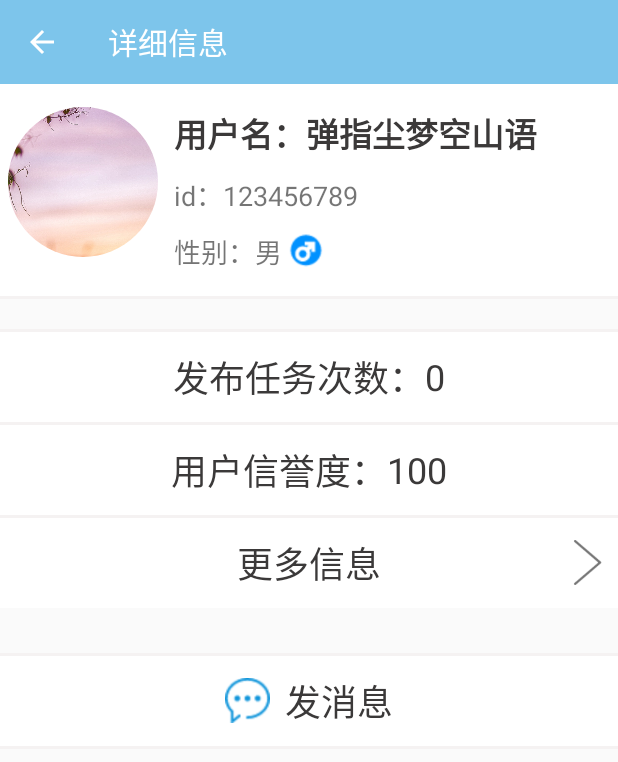
After one commit to hzyb1/ExpressHelp, an Android app: the SpecificUserInfoActivity screen opened directly, with no data from a screen before it, on a phone screen of 412 x 824 dp. The commit adds this screen. Shown: the top 762 px of the screen. Run offline under Robolectric (Android 15) with nearby library versions, the phone set to English and light mode, and no system bars; our stand-ins replace CircleImageView.

Commit message:
basically complete myinfo

```diff
--- a/app/src/main/AndroidManifest.xml
+++ b/app/src/main/AndroidManifest.xml
@@ -20,7 +20,8 @@
         <activity android:name=".HomeActivity" />
         <activity android:name=".SubmitOrderActivity" />
         <activity android:name=".AdminLoginActivity" />
-        <activity android:name=".MyOrderActivity"></activity>
+        <activity android:name=".MyOrderActivity" />
+        <activity android:name=".SpecificUserInfoActivity"></activity>
     </application>
 
 </manifest>
--- /dev/null
+++ b/app/src/main/java/com/example/a14574/expresshelp/SpecificUserInfoActivity.java
@@ -0,0 +1,33 @@
+package com.example.a14574.expresshelp;
+
+import android.support.v7.app.ActionBar;
+import android.support.v7.app.AppCompatActivity;
+import android.os.Bundle;
+import android.support.v7.widget.Toolbar;
+import android.view.MenuItem;
+
+public class SpecificUserInfoActivity extends AppCompatActivity {
+
+    private Toolbar toolbar;
+    @Override
+    protected void onCreate(Bundle savedInstanceState) {
+        super.onCreate(savedInstanceState);
+        setContentView(R.layout.activity_specific_user_info);
+        toolbar = (Toolbar) findViewById(R.id.toolbar);
+        toolbar.setTitle("详细信息");
+        setSupportActionBar(toolbar);
+        ActionBar actionBar = getSupportActionBar();
+        if(actionBar!=null){
+            actionBar.setDisplayHomeAsUpEnabled(true);
+        }
+    }
+    @Override
+    public boolean onOptionsItemSelected(MenuItem item) {
+        switch (item.getItemId()){
+            case android.R.id.home:
+                finish();
+                return true;
+        }
+        return super.onOptionsItemSelected(item);
+    }
+}
--- a/app/src/main/java/fragment/MyInfoFragment.java
+++ b/app/src/main/java/fragment/MyInfoFragment.java
@@ -16,6 +16,7 @@ import android.widget.TextView;
 import com.bumptech.glide.Glide;
 import com.example.a14574.expresshelp.MyOrderActivity;
 import com.example.a14574.expresshelp.R;
+import com.example.a14574.expresshelp.SpecificUserInfoActivity;
 
 import de.hdodenhof.circleimageview.CircleImageView;
 
@@ -39,6 +40,8 @@ public class MyInfoFragment extends Fragment implements View.OnClickListener{
 
     private TextView finish;
     private ImageView finish_image;
+
+    private Button toSpecificInfo;  //去查看详情页面
     @Nullable
     @Override
     public View onCreateView(@NonNull LayoutInflater inflater, @Nullable ViewGroup container, @Nullable final Bundle savedInstanceState) {
@@ -53,6 +56,14 @@ public class MyInfoFragment extends Fragment implements View.OnClickListener{
         });
         headImage = (CircleImageView) view.findViewById(R.id.head_image);
         Glide.with(getContext()).load(R.drawable.temp_head2).into(headImage);
+        toSpecificInfo = (Button) view.findViewById(R.id.to_specific_info);
+        toSpecificInfo.setOnClickListener(new View.OnClickListener() {
+            @Override
+            public void onClick(View view) {
+                Intent intent = new Intent(MyInfoFragment.this.getActivity(),SpecificUserInfoActivity.class);
+                startActivity(intent);
+            }
+        });
         return view;
     }
     private void initEvents(){
--- /dev/null
+++ b/app/src/main/res/drawable/layout_selector.xml
@@ -0,0 +1,6 @@
+<?xml version="1.0" encoding="utf-8"?>
+<selector xmlns:android="http://schemas.android.com/apk/res/android">
+    <item android:state_focused="true" android:drawable="@color/transparent_grey"/>
+    <item android:state_pressed="true" android:drawable="@color/transparent_grey" />
+    <item android:drawable="@color/white"/>
+</selector>
--- /dev/null
+++ b/app/src/main/res/layout/activity_specific_user_info.xml
@@ -0,0 +1,234 @@
+<?xml version="1.0" encoding="utf-8"?>
+<LinearLayout xmlns:android="http://schemas.android.com/apk/res/android"
+    xmlns:app="http://schemas.android.com/apk/res-auto"
+    xmlns:tools="http://schemas.android.com/tools"
+    android:layout_width="match_parent"
+    android:layout_height="match_parent"
+    android:orientation="vertical"
+    tools:context=".SpecificUserInfoActivity">
+    <android.support.v7.widget.Toolbar
+        android:id="@+id/toolbar"
+        android:layout_width="match_parent"
+        android:layout_height="?attr/actionBarSize"
+        android:background="?attr/colorPrimary"
+        android:theme="@style/ThemeOverlay.AppCompat.Dark.ActionBar"
+        app:popupTheme="@style/ThemeOverlay.AppCompat.Light"
+        />
+    <LinearLayout
+        android:padding="5dp"
+        android:layout_width="match_parent"
+        android:layout_height="wrap_content"
+        android:orientation="horizontal"
+        android:clickable="true"
+        android:background="@drawable/layout_selector">
+        <de.hdodenhof.circleimageview.CircleImageView
+            android:id="@+id/head_image"
+            android:layout_width="100dp"
+            android:layout_height="120dp"
+            android:src="@drawable/temp_head"/>
+        <LinearLayout
+            android:padding="5dp"
+            android:layout_width="0dp"
+            android:layout_height="wrap_content"
+            android:layout_weight="1"
+            android:orientation="vertical">
+            <LinearLayout
+                android:padding="5dp"
+                android:layout_width="match_parent"
+                android:layout_height="wrap_content"
+                android:orientation="horizontal">
+                <TextView
+                    android:layout_width="wrap_content"
+                    android:layout_height="wrap_content"
+                    android:textSize="22sp"
+                    android:text="@string/username_tv"
+                    android:textStyle="bold"
+                    android:textColor="@color/black"/>
+                <TextView
+                    android:id="@+id/user_name"
+                    android:layout_width="wrap_content"
+                    android:layout_height="wrap_content"
+                    android:textSize="22sp"
+                    android:text="@string/temp_username"
+                    android:textStyle="bold"
+                    android:textColor="@color/black"/>
+            </LinearLayout>
+            <LinearLayout
+                android:padding="5dp"
+                android:layout_width="match_parent"
+                android:layout_height="wrap_content"
+                android:orientation="horizontal">
+                <TextView
+                    android:layout_width="wrap_content"
+                    android:layout_height="wrap_content"
+                    android:textSize="18sp"
+                    android:text="@string/id_tv"/>
+                <TextView
+                    android:layout_width="wrap_content"
+                    android:layout_height="wrap_content"
+                    android:textSize="18sp"
+                    android:text="@string/temp_id"/>
+            </LinearLayout>
+            <LinearLayout
+                android:padding="5dp"
+                android:layout_width="match_parent"
+                android:layout_height="wrap_content"
+                android:orientation="horizontal">
+                <TextView
+                    android:layout_width="wrap_content"
+                    android:layout_height="wrap_content"
+                    android:textSize="18sp"
+                    android:text="@string/sex_tv"/>
+                <TextView
+                    android:id="@+id/sex"
+                    android:layout_width="wrap_content"
+                    android:layout_height="wrap_content"
+                    android:textSize="18sp"
+                    android:text="@string/temp_sex"/>
+
+                <ImageView
+                    android:layout_width="wrap_content"
+                    android:layout_height="26dp"
+                    android:src="@drawable/male" />
+            </LinearLayout>
+
+        </LinearLayout>
+    </LinearLayout>
+    <View
+        android:layout_width="match_parent"
+        android:layout_height="2dp"
+        android:background="@color/transparent_grey">
+    </View>
+
+    <View
+        android:layout_marginTop="20dp"
+        android:layout_width="match_parent"
+        android:layout_height="2dp"
+        android:background="@color/transparent_grey">
+    </View>
+
+    <LinearLayout
+        android:padding="10dp"
+        android:layout_width="match_parent"
+        android:layout_height="60dp"
+        android:orientation="horizontal"
+        android:clickable="true"
+        android:gravity="center"
+        android:background="@drawable/layout_selector"
+        >
+        <TextView
+            android:text="@string/submit_times"
+            android:textSize="24sp"
+            android:layout_width="wrap_content"
+            android:layout_height="wrap_content"
+            android:textColor="@color/black"/>
+
+        <TextView
+            android:layout_width="wrap_content"
+            android:layout_height="wrap_content"
+            android:textSize="24sp"
+            android:id="@+id/submit_times"
+            android:textColor="@color/black"
+            android:text="0"/>
+
+    </LinearLayout>
+
+    <View
+        android:layout_width="match_parent"
+        android:layout_height="2dp"
+        android:background="@color/transparent_grey">
+    </View>
+
+    <LinearLayout
+        android:padding="5dp"
+        android:layout_width="match_parent"
+        android:layout_height="60dp"
+        android:orientation="horizontal"
+        android:clickable="true"
+        android:gravity="center"
+        android:background="@drawable/layout_selector">
+        <TextView
+            android:text="@string/user_credit"
+            android:textSize="24sp"
+            android:layout_width="wrap_content"
+            android:layout_height="wrap_content"
+            android:textColor="@color/black"/>
+
+        <TextView
+            android:layout_width="wrap_content"
+            android:layout_height="wrap_content"
+            android:textSize="24sp"
+            android:id="@+id/user_credit"
+            android:textColor="@color/black"
+            android:text="100"/>
+
+    </LinearLayout>
+    <View
+        android:layout_width="match_parent"
+        android:layout_height="2dp"
+        android:background="@color/transparent_grey">
+    </View>
+    <RelativeLayout
+        android:id="@+id/more_info"
+        android:padding="5dp"
+        android:layout_width="match_parent"
+        android:layout_height="60dp"
+        android:clickable="true"
+        android:background="@drawable/layout_selector">
+        <TextView
+            android:text="@string/more_info"
+            android:textSize="24sp"
+            android:layout_width="wrap_content"
+            android:layout_height="wrap_content"
+            android:textColor="@color/black"
+            android:layout_centerVertical="true"
+            android:layout_centerHorizontal="true"/>
+        <Button
+            android:layout_width="30dp"
+            android:layout_height="30dp"
+            android:background="@drawable/arrow_normal"
+            android:layout_centerVertical="true"
+            android:layout_alignParentRight="true"
+            android:layout_gravity="center" />
+
+    </RelativeLayout>
+
+    <View
+        android:layout_marginTop="30dp"
+        android:layout_width="match_parent"
+        android:layout_height="2dp"
+        android:background="@color/transparent_grey">
+    </View>
+    <LinearLayout
+        android:id="@+id/send_message"
+        android:padding="5dp"
+        android:layout_width="match_parent"
+        android:layout_height="60dp"
+        android:orientation="horizontal"
+        android:clickable="true"
+        android:gravity="center"
+        android:background="@drawable/layout_selector">
+        <Button
+            android:layout_width="30dp"
+            android:layout_height="30dp"
+            android:background="@drawable/send_message"
+            android:layout_centerVertical="true"
+            android:layout_alignParentRight="true"
+            android:layout_gravity="center" />
+
+        <TextView
+            android:layout_marginLeft="10dp"
+            android:text="@string/send_message"
+            android:textSize="24sp"
+            android:layout_width="wrap_content"
+            android:layout_height="wrap_content"
+            android:textColor="@color/black"/>
+
+    </LinearLayout>
+    <View
+        android:layout_width="match_parent"
+        android:layout_height="2dp"
+        android:background="@color/transparent_grey">
+    </View>
+
+</LinearLayout>
--- a/app/src/main/res/layout/fragment_my_info.xml
+++ b/app/src/main/res/layout/fragment_my_info.xml
@@ -53,6 +53,7 @@
                 android:text="id:1321311312"/>
         </LinearLayout>
         <Button
+            android:id="@+id/to_specific_info"
             android:layout_width="30dp"
             android:layout_height="30dp"
             android:background="@drawable/head_btn_selector"
--- a/app/src/main/res/values/colors.xml
+++ b/app/src/main/res/values/colors.xml
@@ -11,4 +11,6 @@
     <color name="login_button">#00BFFF</color>
     <color name="separate_line">#E6E6FA</color>
     <color name="order_selected_color">#f9a3c2</color>
+    <color name="transparent_grey">#ddf5f2f2</color>
+    <color name="black">#3b3939</color>
 </resources>
--- a/app/src/main/res/values/strings.xml
+++ b/app/src/main/res/values/strings.xml
@@ -44,4 +44,16 @@
     <string name="minute">分</string>
     <string name="end_time">结束时间：</string>
     <string name="money_unit">￥</string>
+
+    <string name="username_tv">用户名：</string>
+    <string name="temp_username">弹指尘梦空山语</string>
+    <string name="id_tv">id：</string>
+    <string name="temp_id">123456789</string>
+    <string name="sex_tv">性别：</string>
+    <string name="temp_sex">男</string>
+
+    <string name="submit_times">发布任务次数：</string>
+    <string name="user_credit">用户信誉度：</string>
+    <string name="more_info">更多信息</string>
+    <string name="send_message">发消息</string>
 </resources>
--- a/gradle.properties
+++ b/gradle.properties
@@ -16,3 +16,7 @@
 # This option should only be used with decoupled projects. More details, visit
 # http://www.gradle.org/docs/current/userguide/multi_project_builds.html#sec:decoupled_projects
 # org.gradle.parallel=true
+systemProp.http.proxyHost=127.0.0.1
+systemProp.http.proxyPort=1080
+systemProp.https.proxyHost=127.0.0.1
+systemProp.https.proxyPort=1080
```
Also changed, not shown: app/src/main/res/drawable/female.png (added), app/src/main/res/drawable/male.png (added), app/src/main/res/drawable/send_message.png (added).
